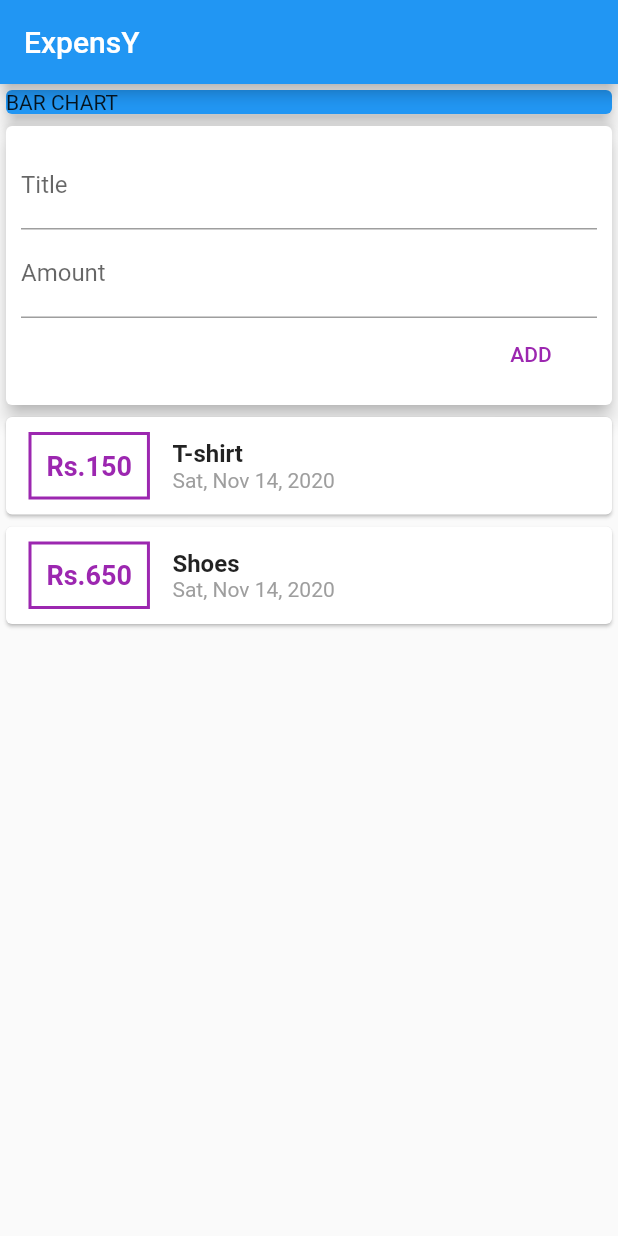
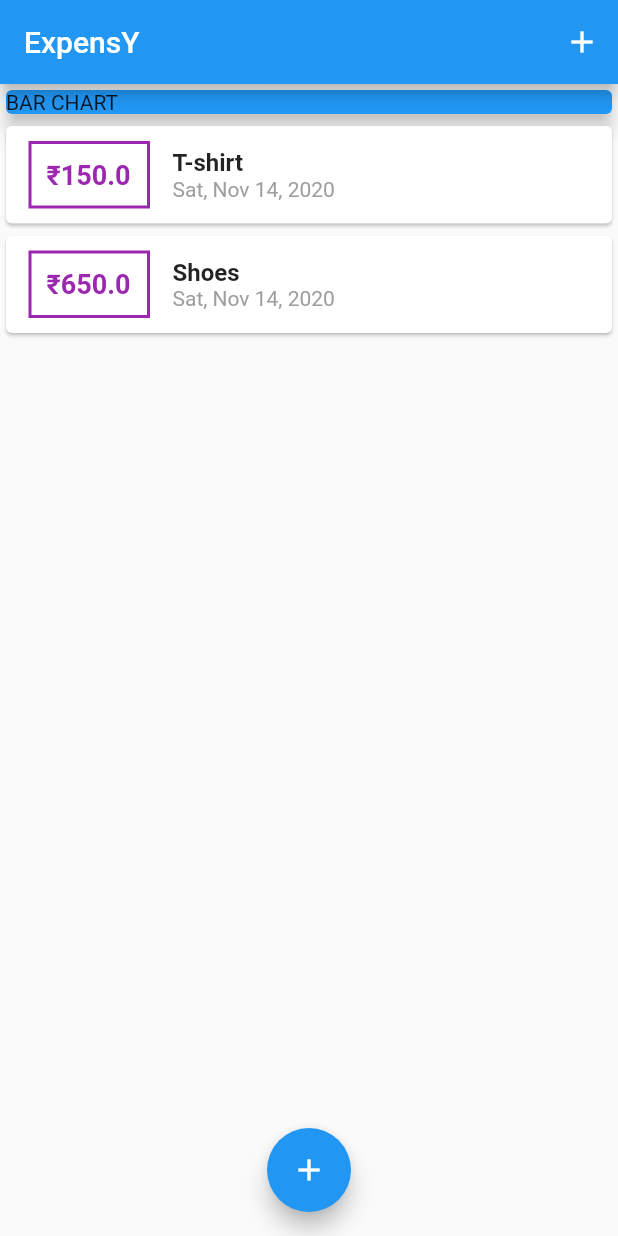
Before and after one commit to gouthamk-cryptichub/ExpensY_App, a Flutter app: the screen it shows after launch, on a phone screen of 412 x 824 dp. Run offline on Flutter 3.47's test engine with Material 2 defaults, Android fonts, the phone set to English and light mode, and no system bars.

Commit message:
top and floating button added to open ModalBottomsheet

```diff
--- a/lib/main.dart
+++ b/lib/main.dart
@@ -1,6 +1,10 @@
-import 'package:ExpensY_APP/widgets/user_transactions.dart';
+import 'package:ExpensY_APP/widgets/trans_list.dart';
 import 'package:flutter/cupertino.dart';
 import 'package:flutter/material.dart';
+
+import './widgets/new_transaction.dart';
+import './models/transaction.dart';
+import './widgets/trans_list.dart';
 
 void main() => runApp(MyApp());
 
@@ -14,17 +18,60 @@ class MyApp extends StatelessWidget {
   }
 }
 
-class MyHomePage extends StatelessWidget {
+class MyHomePage extends StatefulWidget {
   // String titleInput;
   // String amtInput;
-  final titlecon = TextEditingController();
-  final amtcon = TextEditingController();
+  @override
+  _MyHomePageState createState() => _MyHomePageState();
+}
+
+class _MyHomePageState extends State<MyHomePage> {
+  final List<Transaction> _userTransactions = [
+    Transaction(
+      id: 'exp1',
+      title: 'T-shirt',
+      amt: 150,
+      date: DateTime.now(),
+    ),
+    Transaction(
+      id: 'exp2',
+      title: 'Shoes',
+      amt: 650,
+      date: DateTime.now(),
+    )
+  ];
+
+  void _addNewTransaction(String txTitle, num txAmount) {
+    final newTx = Transaction(
+        id: DateTime.now().toString(),
+        title: txTitle,
+        amt: txAmount,
+        date: DateTime.now());
+
+    setState(() {
+      _userTransactions.add(newTx);
+    });
+  }
+
+  void _openAddNewTransaction(BuildContext ctx) {
+    showModalBottomSheet(
+        context: ctx,
+        builder: (_) {
+          return NewTransaction(_addNewTransaction);
+        });
+  }
 
   @override
   Widget build(BuildContext context) {
     return Scaffold(
       appBar: AppBar(
         title: Text('ExpensY'),
+        actions: [
+          IconButton(
+            icon: Icon(Icons.add),
+            onPressed: () => _openAddNewTransaction(context),
+          ),
+        ],
       ),
       body: SingleChildScrollView(
         child: Column(
@@ -38,10 +85,15 @@ class MyHomePage extends StatelessWidget {
                 elevation: 5,
               ),
             ),
-            UserTransactions(),
+            TransationList(_userTransactions),
           ],
         ),
       ),
+      floatingActionButton: FloatingActionButton(
+        child: Icon(Icons.add),
+        onPressed: () => _openAddNewTransaction(context),
+      ),
+      floatingActionButtonLocation: FloatingActionButtonLocation.centerFloat,
     );
   }
 }
--- a/lib/widgets/trans_list.dart
+++ b/lib/widgets/trans_list.dart
@@ -4,7 +4,6 @@ import 'package:intl/intl.dart';
 import '../models/transaction.dart';
 
 class TransationList extends StatelessWidget {
-
   final List<Transaction> tarnsactions;
 
   TransationList(this.tarnsactions);
@@ -20,15 +19,14 @@ class TransationList extends StatelessWidget {
               children: [
                 Container(
                   child: Text(
-                    'Rs.' + tarnsactions[index].amt.toString(),
+                    '₹' + tarnsactions[index].amt.toStringAsPrecision(4),
                     style: TextStyle(
                       fontWeight: FontWeight.bold,
                       fontSize: 18,
                       color: Colors.purple,
                     ),
                   ),
-                  margin:
-                  EdgeInsets.symmetric(vertical: 10, horizontal: 15),
+                  margin: EdgeInsets.symmetric(vertical: 10, horizontal: 15),
                   decoration: BoxDecoration(
                     border: Border.all(
                       color: Colors.purple,
@@ -36,14 +34,15 @@ class TransationList extends StatelessWidget {
                     ),
                   ),
                   padding: EdgeInsets.all(10),
+                  width: 81,
                 ),
                 Column(
                   crossAxisAlignment: CrossAxisAlignment.start,
                   children: [
                     Text(
                       tarnsactions[index].title,
-                      style: TextStyle(
-                          fontSize: 16, fontWeight: FontWeight.bold),
+                      style:
+                          TextStyle(fontSize: 16, fontWeight: FontWeight.bold),
                     ),
                     Text(
                       DateFormat.yMMMEd().format(tarnsactions[index].date),
--- a/lib/widgets/user_transactions.dart
+++ /dev/null
@@ -1,46 +0,0 @@
-import 'package:flutter/material.dart';
-
-import './trans_list.dart';
-import './new_transaction.dart';
-import '../models/transaction.dart';
-
-class UserTransactions extends StatefulWidget {
-  @override
-  _UserTransactionsState createState() => _UserTransactionsState();
-}
-
-class _UserTransactionsState extends State<UserTransactions> {
-
-  final List<Transaction> _userTransactions = [
-    Transaction(
-      id: 'exp1',
-      title: 'T-shirt',
-      amt: 150,
-      date: DateTime.now(),
-    ),
-    Transaction(
-      id: 'exp2',
-      title: 'Shoes',
-      amt: 650,
-      date: DateTime.now(),
-    )
-  ];
-
-  void _addNewTransaction(String txTitle,num txAmount) {
-    final newTx = Transaction(id: DateTime.now().toString(), title: txTitle, amt: txAmount, date: DateTime.now());
-
-    setState(() {
-      _userTransactions.add(newTx);
-    });
-  }
-
-  @override
-  Widget build(BuildContext context) {
-    return Column(
-      children: [
-        NewTransaction(_addNewTransaction),
-        TransationList(_userTransactions),
-      ],
-    );
-  }
-}
```
Also changed, not shown: lib/models/transaction.dart (+5 -5 lines), lib/widgets/new_transaction.dart (+14 -2 lines).
